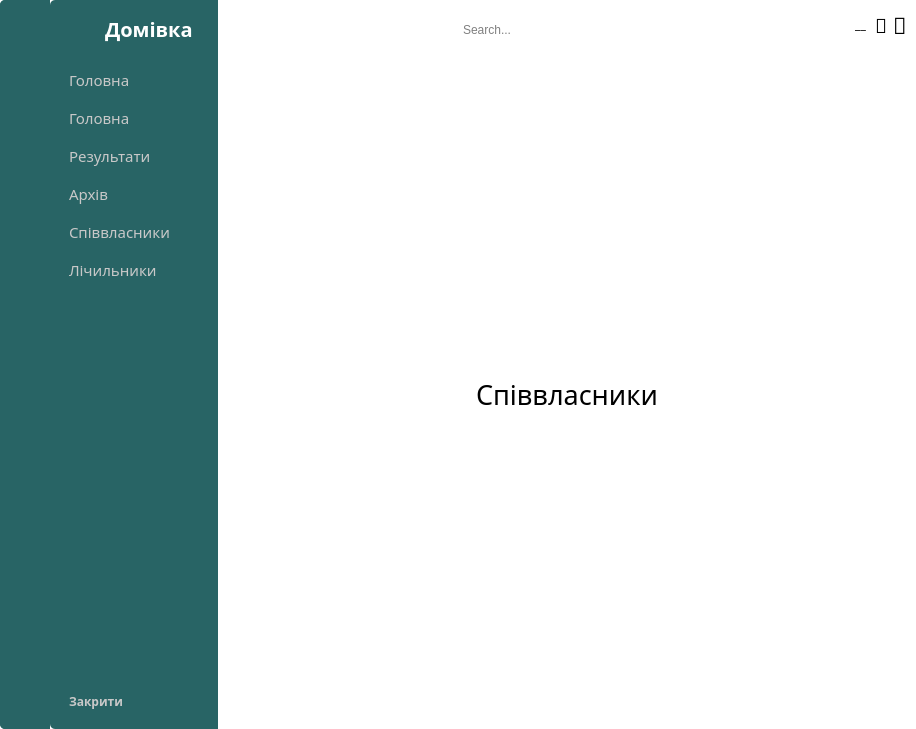
First picture: the form in UI/main_window.ui, repository ntwn/Domivka, before the edit.
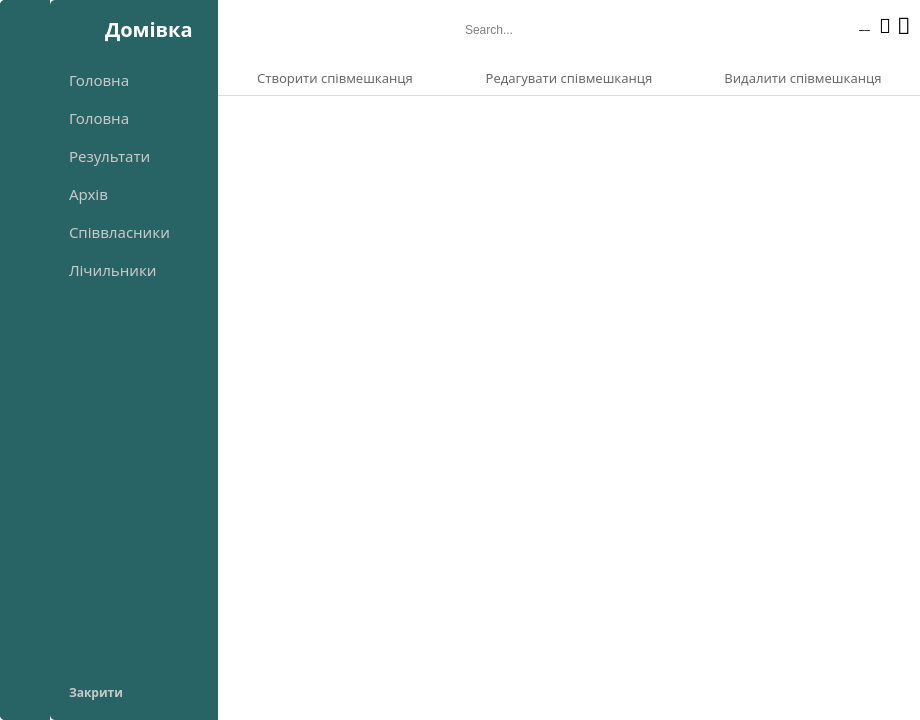
Second picture: the form after the edit. The open tabs and pages were chosen to show the change. Icons and pictures are not drawn.

Commit message: create table view co-owners, repair event on pressed unit button,

```diff
--- a/UI/main_window.ui
+++ b/UI/main_window.ui
@@ -6,10 +6,16 @@
    <rect>
     <x>0</x>
     <y>0</y>
-    <width>916</width>
-    <height>729</height>
+    <width>920</width>
+    <height>720</height>
    </rect>
   </property>
+  <property name="minimumSize">
+   <size>
+    <width>920</width>
+    <height>720</height>
+   </size>
+  </property>
   <property name="font">
    <font>
     <family>Century Gothic</family>
@@ -679,7 +685,7 @@
           </layout>
          </widget>
          <widget class="QWidget" name="page_4">
-          <layout class="QGridLayout" name="gridLayout_5">
+          <layout class="QGridLayout" name="gridLayout_12">
            <property name="leftMargin">
             <number>0</number>
            </property>
@@ -696,19 +702,158 @@
             <number>0</number>
            </property>
            <item row="0" column="0">
-            <widget class="QLabel" name="co_owners_label">
-             <property name="font">
-              <font>
-               <family>Century Gothic</family>
-               <pointsize>20</pointsize>
-              </font>
-             </property>
-             <property name="text">
-              <string>Співвласники</string>
-             </property>
-             <property name="alignment">
-              <set>Qt::AlignCenter</set>
-             </property>
+            <widget class="QWidget" name="co_owners_widget" native="true">
+             <layout class="QGridLayout" name="gridLayout_5">
+              <property name="leftMargin">
+               <number>0</number>
+              </property>
+              <property name="topMargin">
+               <number>0</number>
+              </property>
+              <property name="rightMargin">
+               <number>0</number>
+              </property>
+              <property name="bottomMargin">
+               <number>0</number>
+              </property>
+              <property name="spacing">
+               <number>0</number>
+              </property>
+              <item row="0" column="0">
+               <widget class="QWidget" name="person_buttons_widget" native="true">
+                <property name="font">
+                 <font>
+                  <pointsize>7</pointsize>
+                 </font>
+                </property>
+                <property name="styleSheet">
+                 <string notr="true">#person_buttons_widget QPushButton{
+border-radius: 0;
+color: rgba(0, 0, 0, 150)
+}
+
+#person_buttons_widget QPushButton:hover {
+background-color: rgba(86, 101, 115, 0.1);
+/*text-decoration: overline #FF3028;*/
+color:#000;}
+
+#person_buttons_widget{
+border-bottom: 1px solid #ddd;
+border-radius: 0;
+}</string>
+                </property>
+                <layout class="QHBoxLayout" name="horizontalLayout_3">
+                 <property name="spacing">
+                  <number>6</number>
+                 </property>
+                 <property name="leftMargin">
+                  <number>3</number>
+                 </property>
+                 <property name="rightMargin">
+                  <number>3</number>
+                 </property>
+                 <property name="bottomMargin">
+                  <number>9</number>
+                 </property>
+                 <item>
+                  <widget class="QPushButton" name="create_new_person_button">
+                   <property name="font">
+                    <font>
+                     <family>Century Gothic</family>
+                     <pointsize>10</pointsize>
+                    </font>
+                   </property>
+                   <property name="cursor">
+                    <cursorShape>PointingHandCursor</cursorShape>
+                   </property>
+                   <property name="text">
+                    <string>Створити співмешканця</string>
+                   </property>
+                  </widget>
+                 </item>
+                 <item>
+                  <widget class="QPushButton" name="edit_person_button">
+                   <property name="font">
+                    <font>
+                     <family>Century Gothic</family>
+                     <pointsize>10</pointsize>
+                    </font>
+                   </property>
+                   <property name="cursor">
+                    <cursorShape>PointingHandCursor</cursorShape>
+                   </property>
+                   <property name="text">
+                    <string>Редагувати співмешканця</string>
+                   </property>
+                  </widget>
+                 </item>
+                 <item>
+                  <widget class="QPushButton" name="delete_person_button">
+                   <property name="font">
+                    <font>
+                     <family>Century Gothic</family>
+                     <pointsize>10</pointsize>
+                    </font>
+                   </property>
+                   <property name="cursor">
+                    <cursorShape>PointingHandCursor</cursorShape>
+                   </property>
+                   <property name="styleSheet">
+                    <string notr="true">#delete_person_button {
+color: rgba(0, 0, 0, 150);
+}
+
+#delete_person_button:hover{
+color: rgb(170, 0, 0);
+}</string>
+                   </property>
+                   <property name="text">
+                    <string>Видалити співмешканця</string>
+                   </property>
+                  </widget>
+                 </item>
+                </layout>
+               </widget>
+              </item>
+              <item row="1" column="0">
+               <layout class="QVBoxLayout" name="person_table_vb_layout" stretch="0">
+                <property name="spacing">
+                 <number>0</number>
+                </property>
+                <property name="sizeConstraint">
+                 <enum>QLayout::SetMaximumSize</enum>
+                </property>
+                <property name="leftMargin">
+                 <number>6</number>
+                </property>
+                <item>
+                 <widget class="QTableView" name="person_table_view">
+                  <property name="font">
+                   <font>
+                    <family>Century Gothic</family>
+                    <pointsize>11</pointsize>
+                   </font>
+                  </property>
+                  <property name="toolTip">
+                   <string>&lt;html&gt;&lt;head/&gt;&lt;body&gt;&lt;p&gt;&lt;br/&gt;&lt;/p&gt;&lt;/body&gt;&lt;/html&gt;</string>
+                  </property>
+                  <property name="styleSheet">
+                   <string notr="true"/>
+                  </property>
+                  <property name="sizeAdjustPolicy">
+                   <enum>QAbstractScrollArea::AdjustIgnored</enum>
+                  </property>
+                  <property name="alternatingRowColors">
+                   <bool>true</bool>
+                  </property>
+                  <property name="showGrid">
+                   <bool>false</bool>
+                  </property>
+                 </widget>
+                </item>
+               </layout>
+              </item>
+             </layout>
             </widget>
            </item>
           </layout>
```
Left out of the diff: 838 changed lines with no effect on the pictures. The commit also changes 12 other files.
